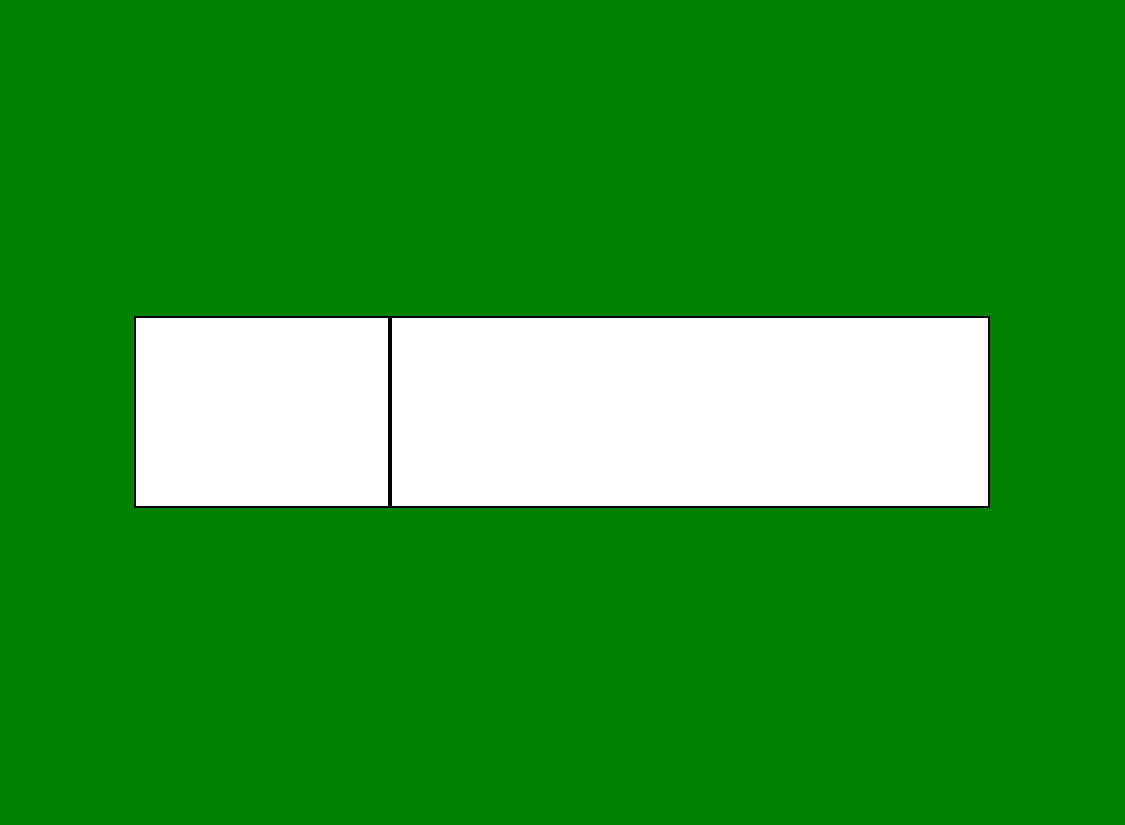
Qt form viewplanform.ui (RyanLewis155/College-Portal-Project) before a commit.
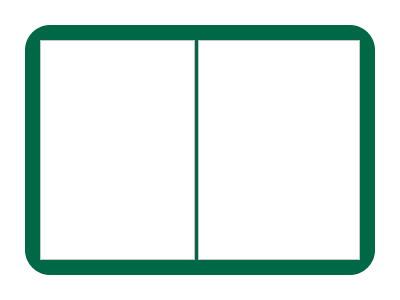
The same form after that commit.

What changed in the file:
```diff
--- a/viewplanform.ui
+++ b/viewplanform.ui
@@ -6,86 +6,43 @@
    <rect>
     <x>0</x>
     <y>0</y>
-    <width>1125</width>
-    <height>825</height>
+    <width>400</width>
+    <height>300</height>
    </rect>
   </property>
-  <property name="sizePolicy">
-   <sizepolicy hsizetype="Expanding" vsizetype="Expanding">
-    <horstretch>0</horstretch>
-    <verstretch>0</verstretch>
-   </sizepolicy>
-  </property>
-  <property name="minimumSize">
-   <size>
-    <width>788</width>
-    <height>578</height>
-   </size>
-  </property>
-  <property name="maximumSize">
-   <size>
-    <width>1125</width>
-    <height>825</height>
-   </size>
-  </property>
-  <property name="baseSize">
-   <size>
-    <width>1125</width>
-    <height>825</height>
-   </size>
-  </property>
   <property name="windowTitle">
    <string>Form</string>
   </property>
   <property name="styleSheet">
    <string notr="true">QWidget#ViewPlanForm {
-	background-color: green;
+	background-color: white;
+	border-radius: 25px;
 }</string>
   </property>
   <layout class="QGridLayout" name="gridLayout">
    <property name="leftMargin">
-    <number>0</number>
+    <number>25</number>
    </property>
    <property name="topMargin">
-    <number>0</number>
+    <number>25</number>
    </property>
    <property name="rightMargin">
-    <number>0</number>
+    <number>25</number>
    </property>
    <property name="bottomMargin">
-    <number>0</number>
+    <number>25</number>
    </property>
    <item row="0" column="0">
-    <widget class="QFrame" name="frame_ViewPlan">
-     <property name="sizePolicy">
-      <sizepolicy hsizetype="Expanding" vsizetype="Preferred">
-       <horstretch>0</horstretch>
-       <verstretch>0</verstretch>
-      </sizepolicy>
-     </property>
-     <property name="minimumSize">
-      <size>
-       <width>0</width>
-       <height>1000</height>
-      </size>
-     </property>
-     <property name="maximumSize">
-      <size>
-       <width>16777215</width>
-       <height>1000</height>
-      </size>
-     </property>
+    <widget class="QFrame" name="frame_ViewPlanForm">
      <property name="styleSheet">
-      <string notr="true">QFrame#frame_ViewPlan {
-	background-color: green;
+      <string notr="true">QFrame#frame_ViewPlanForm {
+	background-color: #006747;
+	border-radius: 25px;
 }</string>
      </property>
      <layout class="QHBoxLayout" name="horizontalLayout">
       <property name="spacing">
-       <number>0</number>
-      </property>
-      <property name="sizeConstraint">
-       <enum>QLayout::SizeConstraint::SetFixedSize</enum>
+       <number>3</number>
       </property>
       <property name="leftMargin">
        <number>15</number>
@@ -100,47 +57,25 @@
        <number>15</number>
       </property>
       <item>
-       <widget class="QListWidget" name="listWidget_PlansList">
-        <property name="minimumSize">
+       <widget class="QListWidget" name="listWidget_PlanList">
+        <property name="maximumSize">
          <size>
           <width>250</width>
-          <height>0</height>
-         </size>
-        </property>
-        <property name="maximumSize">
-         <size>
-          <width>300</width>
           <height>16777215</height>
          </size>
         </property>
         <property name="styleSheet">
-         <string notr="true">QListWidget#listWidget_PlansList {
+         <string notr="true">QListWidget#listWidget_PlanList {
 	background-color: white;
-	border: 2px black;
-	border-style: solid;
 }</string>
         </property>
        </widget>
       </item>
       <item>
-       <widget class="QTableWidget" name="tableWidget_PlanView">
-        <property name="minimumSize">
-         <size>
-          <width>600</width>
-          <height>0</height>
-         </size>
-        </property>
-        <property name="maximumSize">
-         <size>
-          <width>600</width>
-          <height>16777215</height>
-         </size>
-        </property>
+       <widget class="QTableWidget" name="tableWidget_PlanClasses">
         <property name="styleSheet">
-         <string notr="true">QTableWidget#tableWidget_PlanView {
+         <string notr="true">QTableWidget#tableWidget_PlanClasses {
 	background-color: white;
-	border: 2px black;
-	border-style: solid;
 }</string>
         </property>
        </widget>
```
